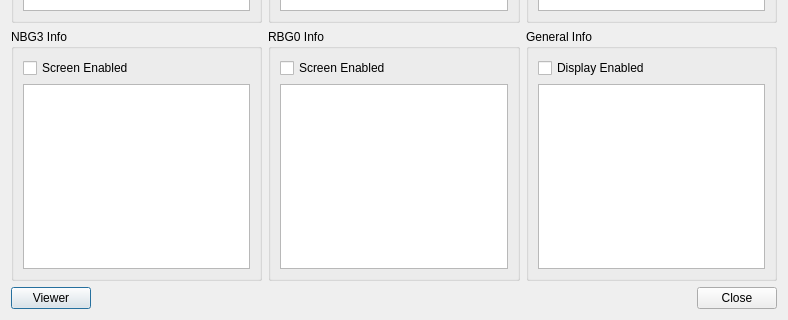
Qt form yabause/src/port/qt/ui/UIDebugVDP2.ui (rob-ack/yabause) before a commit; both pictures show x 0 to 788 and y 240 to 560 of the 788 by 560 pixel window.
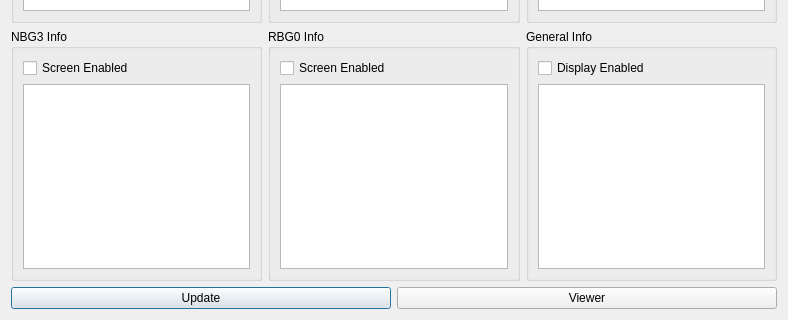
The same form after that commit.

Commit message:
feature: -re add debug views which got removed during kronos development. (full function WIP) (+4 squashed commit)
Squashed commit:

[237424d00] feature: -re add debug views which got removed during kronos development. (full function WIP)

[2bd7a8263] feature: -re add debug views which got removed during kronos development. (full function WIP)

[57aeadec4] feature: -re add debug views which got removed during kronos development. (full function WIP)

[e21c5401d] feature: -re add debug views which got removed during kronos development. (full function WIP)

```diff
--- a/yabause/src/port/qt/ui/UIDebugVDP2.ui
+++ b/yabause/src/port/qt/ui/UIDebugVDP2.ui
@@ -176,6 +176,13 @@
    </item>
    <item>
     <layout class="QHBoxLayout" name="horizontalLayout">
+     <item>
+      <widget class="QPushButton" name="pbUpdate">
+       <property name="text">
+        <string>Update</string>
+       </property>
+      </widget>
+     </item>
      <item>
       <widget class="QPushButton" name="pbViewer">
        <property name="text">
@@ -183,13 +190,6 @@
        </property>
       </widget>
      </item>
-     <item>
-      <widget class="QDialogButtonBox" name="dbbButtons">
-       <property name="standardButtons">
-        <set>QDialogButtonBox::Close</set>
-       </property>
-      </widget>
-     </item>
     </layout>
    </item>
   </layout>
```
Left out of the diff: 19 changed lines with no effect on the pictures. The commit also changes 43 other files.
